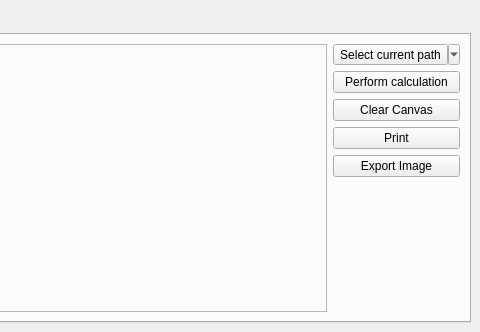
Before: the Qt Designer form plugin/teksi_wastewater/ui/twwdockwidget.ui in sjib/teksi_wastewater_dev, drawn with Qt 5; both pictures show x 448 to 928 and y 0 to 332 of the 928 by 332 pixel window.
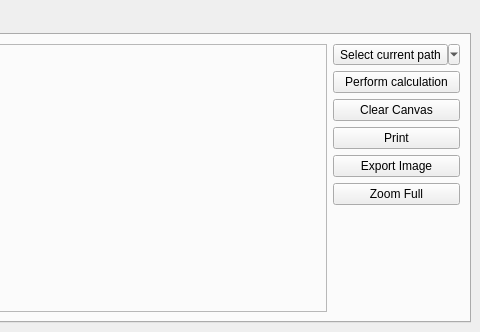
After: the same form once the commit is applied.

Commit message:
feat(profile): add left-drag pan tool and Zoom Full button
QgsPlotToolPan becomes the canvas default tool so trackpad users can pan
(middle-drag and wheel zoom were already canvas built-ins). A Zoom Full
button (QGIS theme icon) resets the view via the existing padded
zoom-full, so the exaggeration slider re-snaps to the path fit as well.

```diff
--- a/plugin/teksi_wastewater/ui/twwdockwidget.ui
+++ b/plugin/teksi_wastewater/ui/twwdockwidget.ui
@@ -126,6 +126,13 @@
            </widget>
           </item>
           <item row="6" column="0">
+           <widget class="QPushButton" name="zoomFullButton">
+            <property name="text">
+             <string>Zoom Full</string>
+            </property>
+           </widget>
+          </item>
+          <item row="7" column="0">
            <spacer name="verticalSpacer">
             <property name="orientation">
              <enum>Qt::Vertical</enum>
```
The commit also changes 3 other files.
